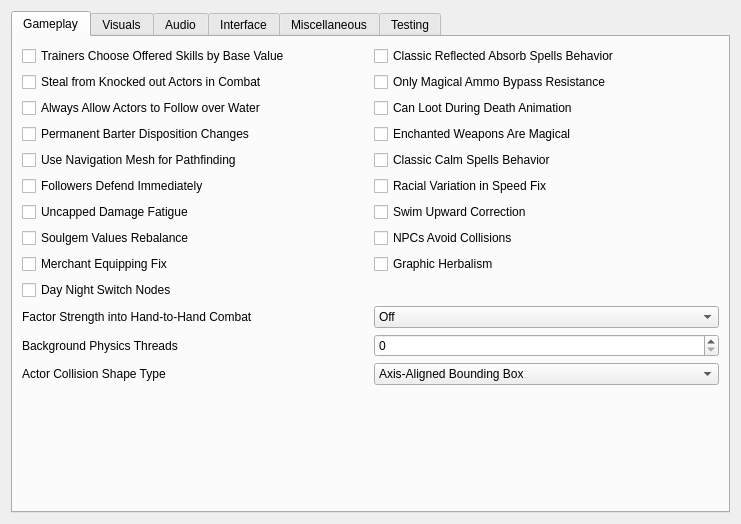
This is apps/launcher/ui/settingspage.ui in nikamigaming-create/nikami-openmw-lab as Qt 5 draws it before an edit. The edited form follows.
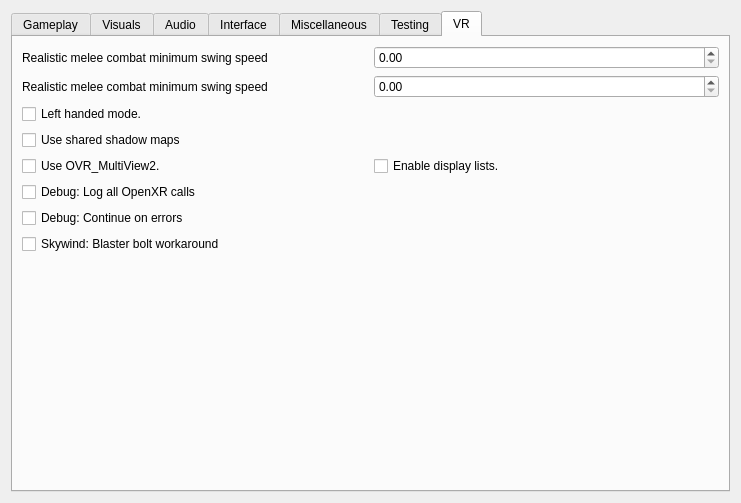
This is the edited form. The open tabs and pages were chosen to show the change.

```diff
--- a/apps/launcher/ui/settingspage.ui
+++ b/apps/launcher/ui/settingspage.ui
@@ -7,7 +7,7 @@
     <x>0</x>
     <y>0</y>
     <width>741</width>
-    <height>524</height>
+    <height>503</height>
    </rect>
   </property>
   <layout class="QVBoxLayout" name="pageVerticalLayout">
@@ -1688,6 +1688,164 @@
        </item>
       </layout>
      </widget>
+     <widget class="QWidget" name="VR">
+      <attribute name="title">
+       <string>VR</string>
+      </attribute>
+      <layout class="QVBoxLayout" name="verticalLayout_2">
+       <item>
+        <layout class="QGridLayout" name="gridLayout_2">
+         <item row="0" column="0">
+          <widget class="QLabel" name="realisticCombatMinimumSwingSpeed">
+           <property name="toolTip">
+            <string>&lt;html&gt;&lt;head/&gt;&lt;body&gt;&lt;p&gt;The velocity at which the minimum strength of attack is achieved when swinging your motion controllers. In meters/second. Swinging slower than this does not initiate an attack.&lt;/p&gt;&lt;/body&gt;&lt;/html&gt;</string>
+           </property>
+           <property name="text">
+            <string>Realistic melee combat minimum swing speed</string>
+           </property>
+          </widget>
+         </item>
+         <item row="0" column="1">
+          <widget class="QDoubleSpinBox" name="realisticCombatMinimumSwingSpeedSpinBox">
+           <property name="enabled">
+            <bool>true</bool>
+           </property>
+           <property name="decimals">
+            <number>2</number>
+           </property>
+           <property name="minimum">
+            <double>0</double>
+           </property>
+           <property name="maximum">
+            <double>100</double>
+           </property>
+           <property name="value">
+            <double>0.00</double>
+           </property>
+           <property name="singleStep">
+            <double>0.100000000000000</double>
+           </property>
+          </widget>
+         </item>
+         <item row="1" column="0">
+          <widget class="QLabel" name="realisticCombatMaximumSwingSpeed">
+           <property name="toolTip">
+            <string>&lt;html&gt;&lt;head/&gt;&lt;body&gt;&lt;p&gt;The velocity at which max strength of attack is achieved when swinging your motion controllers. In meters/second&lt;/p&gt;&lt;/body&gt;&lt;/html&gt;</string>
+           </property>
+           <property name="text">
+            <string>Realistic melee combat minimum swing speed</string>
+           </property>
+          </widget>
+         </item>
+         <item row="1" column="1">
+          <widget class="QDoubleSpinBox" name="realisticCombatMaximumSwingSpeedSpinBox">
+           <property name="enabled">
+            <bool>true</bool>
+           </property>
+           <property name="decimals">
+            <number>2</number>
+           </property>
+           <property name="minimum">
+            <double>0</double>
+           </property>
+           <property name="maximum">
+            <double>100</double>
+           </property>
+           <property name="value">
+            <double>0.00</double>
+           </property>
+           <property name="singleStep">
+            <double>0.100000000000000</double>
+           </property>
+          </widget>
+         </item>
+         <item row="2" column="0">
+          <widget class="QCheckBox" name="leftHandedModeCheckBox">
+           <property name="toolTip">
+            <string>&lt;html&gt;&lt;head/&gt;&lt;body&gt;&lt;p&gt;Makes OpenMW VR use left handed modes where this has been implemented.&lt;/p&gt;&lt;/body&gt;&lt;/html&gt;</string>
+           </property>
+           <property name="text">
+            <string>Left handed mode.</string>
+           </property>
+          </widget>
+         </item>
+         <item row="3" column="0">
+          <widget class="QCheckBox" name="useSharedShadowMapsCheckBox">
+           <property name="toolTip">
+            <string>&lt;html&gt;&lt;head/&gt;&lt;body&gt;&lt;p&gt;Makes OpenMW VR map shadows for both eyes in one pass, instead of once per eye. This is a significant performance benefit, and should only be disabled for debugging or masochism purposes.&lt;/p&gt;&lt;/body&gt;&lt;/html&gt;</string>
+           </property>
+           <property name="text">
+            <string>Use shared shadow maps</string>
+           </property>
+          </widget>
+         </item>
+         <item row="4" column="0">
+          <widget class="QCheckBox" name="useMultiviewCheckBox">
+           <property name="toolTip">
+            <string>&lt;html&gt;&lt;head/&gt;&lt;body&gt;&lt;p&gt;Makes OpenMW VR render stereo using the OVR_MultiView2 extension to OpenGL instead of two render passes. You may need to disable this on older GPUs. &lt;/p&gt;&lt;/body&gt;&lt;/html&gt;</string>
+           </property>
+           <property name="text">
+            <string>Use OVR_MultiView2.</string>
+           </property>
+          </widget>
+         </item>
+         <item row="4" column="1">
+           <widget class="QCheckBox" name="allowDisplayListsCheckBox">
+             <property name="toolTip">
+               <string>&lt;html&gt;&lt;head/&gt;&lt;body&gt;&lt;p&gt;Lets OpenMW VR use display lists when multiview is enabled. This is default disabled as it breaks on some drivers/cards. If you don't know what this is, ignore it. &lt;/p&gt;&lt;/body&gt;&lt;/html&gt;</string>
+             </property>
+             <property name="text">
+               <string>Enable display lists.</string>
+             </property>
+           </widget>
+         </item>
+         <item row="5" column="0">
+          <widget class="QCheckBox" name="logAllXrCallsCheckBox">
+           <property name="toolTip">
+            <string>&lt;html&gt;&lt;head/&gt;&lt;body&gt;&lt;p&gt;Makes OpenMW VR log every single OpenXR call. This degrades performance and creates a massive log. You probably want this disabled.&lt;/p&gt;&lt;/body&gt;&lt;/html&gt;</string>
+           </property>
+           <property name="text">
+            <string>Debug: Log all OpenXR calls</string>
+           </property>
+          </widget>
+         </item>
+         <item row="6" column="0">
+          <widget class="QCheckBox" name="ignoreXrErrorsCheckBox">
+           <property name="toolTip">
+            <string>&lt;html&gt;&lt;head/&gt;&lt;body&gt;&lt;p&gt;Makes OpenMW VR ignore unsuccessful calls to OpenXR. You probably want this enabled.&lt;/p&gt;&lt;/body&gt;&lt;/html&gt;</string>
+           </property>
+           <property name="text">
+            <string>Debug: Continue on errors</string>
+           </property>
+          </widget>
+         </item>
+         <item row="7" column="0">
+          <widget class="QCheckBox" name="skywindBlasterBoltWorkaroundCheckBox">
+           <property name="toolTip">
+            <string>&lt;html&gt;&lt;head/&gt;&lt;body&gt;&lt;p&gt; In VR, projectiles are launched based on the orientation of the ammo node itself. The skywind blaster bolts do not receive an orientation before being launched, causing them to always travel in a fixed direction in VR. This workaround fixes this issue if enabled by explicitly testing for the sw_blasterbolt identifier and using the weapon orientation instead.&lt;/p&gt;&lt;/body&gt;&lt;/html&gt;</string>
+           </property>
+           <property name="text">
+            <string>Skywind: Blaster bolt workaround</string>
+           </property>
+          </widget>
+         </item>
+         <item row="8" column="0">
+          <spacer name="verticalSpacerVR">
+           <property name="orientation">
+            <enum>Qt::Orientation::Vertical</enum>
+           </property>
+           <property name="sizeHint" stdset="0">
+            <size>
+             <width>20</width>
+             <height>40</height>
+            </size>
+           </property>
+          </spacer>
+         </item>
+        </layout>
+       </item>
+      </layout>
+     </widget>
     </widget>
    </item>
   </layout>
```
Left out of the diff: 72 changed lines with no effect on the pictures.
